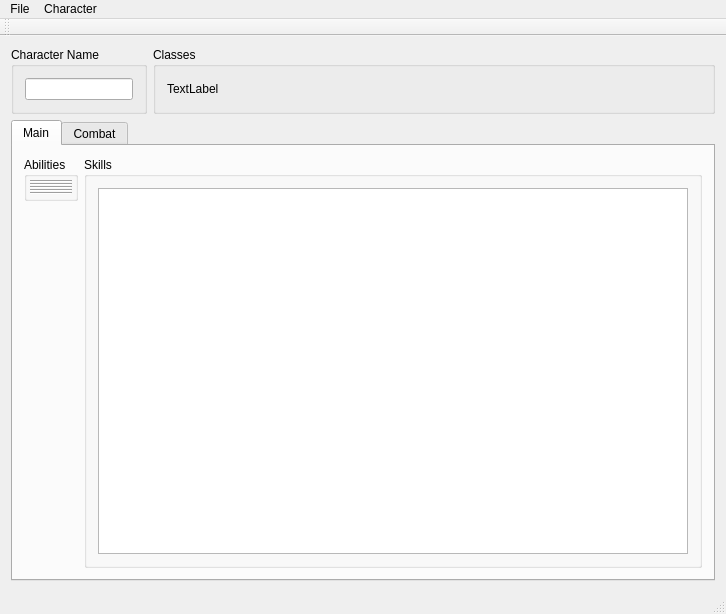
Before: the Qt Designer form StarfinderCharacterApp.ui in smithbt/StarfinderCharacterApp, drawn with Qt 5.
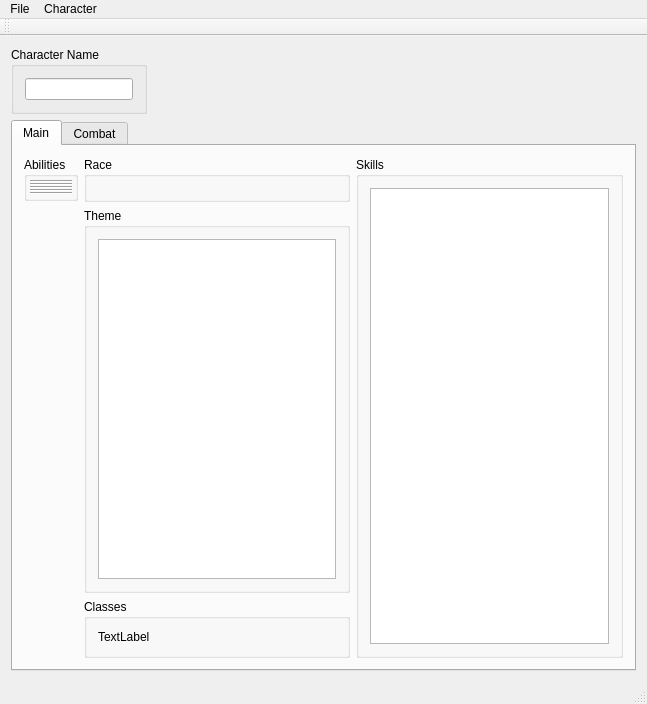
After: the same form once the commit is applied. The open tabs and pages were chosen to show the change. Custom widgets are drawn as their Qt base class.

Commit message: Added RaceWidget to display info about race in main tab.

Diff of the .ui file:
```diff
--- a/StarfinderCharacterApp.ui
+++ b/StarfinderCharacterApp.ui
@@ -6,8 +6,8 @@
    <rect>
     <x>0</x>
     <y>0</y>
-    <width>726</width>
-    <height>565</height>
+    <width>647</width>
+    <height>704</height>
    </rect>
   </property>
   <property name="sizePolicy">
@@ -39,22 +39,6 @@
       </layout>
      </widget>
     </item>
-    <item row="0" column="1">
-     <widget class="QGroupBox" name="groupBox_2">
-      <property name="title">
-       <string>Classes</string>
-      </property>
-      <layout class="QGridLayout" name="gridLayout_9">
-       <item row="0" column="0">
-        <widget class="QLabel" name="classes_label">
-         <property name="text">
-          <string>TextLabel</string>
-         </property>
-        </widget>
-       </item>
-      </layout>
-     </widget>
-    </item>
     <item row="1" column="0" colspan="2">
      <widget class="QTabWidget" name="tabWidget">
       <property name="currentIndex">
@@ -66,8 +50,6 @@
        </attribute>
        <layout class="QGridLayout" name="gridLayout_2">
         <item row="0" column="0">
-         <layout class="QGridLayout" name="gridLayout_4">
-          <item row="0" column="0">
            <widget class="QGroupBox" name="abilityBox">
             <property name="sizePolicy">
              <sizepolicy hsizetype="Fixed" vsizetype="Fixed">
@@ -170,6 +152,36 @@
            </spacer>
           </item>
           <item row="0" column="1" rowspan="2">
+         <layout class="QGridLayout" name="gridLayout_4">
+          <item row="1" column="0">
+           <widget class="QGroupBox" name="tGroupBox">
+            <property name="title">
+             <string>Theme</string>
+            </property>
+            <layout class="QGridLayout" name="gridLayout_13">
+             <item row="0" column="0">
+              <widget class="QTableWidget" name="tFeaturesTableWidget"/>
+             </item>
+            </layout>
+           </widget>
+          </item>
+          <item row="2" column="0">
+           <widget class="QGroupBox" name="groupBox_2">
+            <property name="title">
+             <string>Classes</string>
+            </property>
+            <layout class="QGridLayout" name="gridLayout_9">
+             <item row="0" column="0">
+              <widget class="QLabel" name="classes_label">
+               <property name="text">
+                <string>TextLabel</string>
+               </property>
+              </widget>
+             </item>
+            </layout>
+           </widget>
+          </item>
+          <item row="0" column="1" rowspan="3">
            <widget class="QGroupBox" name="skillsBox">
             <property name="title">
              <string>Skills</string>
@@ -181,6 +193,18 @@
             </layout>
            </widget>
           </item>
+          <item row="0" column="0">
+           <widget class="QGroupBox" name="rGroupBox">
+            <property name="title">
+             <string>Race</string>
+            </property>
+            <layout class="QGridLayout" name="gridLayout_12">
+             <item row="0" column="0">
+              <widget class="RaceWidget" name="rWidget" native="true"/>
+             </item>
+            </layout>
+           </widget>
+          </item>
          </layout>
         </item>
        </layout>
@@ -511,7 +535,7 @@
     <rect>
      <x>0</x>
      <y>0</y>
-     <width>726</width>
+     <width>647</width>
      <height>21</height>
     </rect>
    </property>
@@ -615,6 +639,12 @@
    <header>ResourceWidget.h</header>
    <container>1</container>
   </customwidget>
+  <customwidget>
+   <class>RaceWidget</class>
+   <extends>QWidget</extends>
+   <header>RaceWidget.h</header>
+   <container>1</container>
+  </customwidget>
  </customwidgets>
  <resources>
   <include location="StarfinderCharacterApp.qrc"/>
```
Left out of the diff: 15 changed lines with no effect on the pictures. Lines whose indentation alone changed are shown as unchanged. The commit also changes 6 other files.
